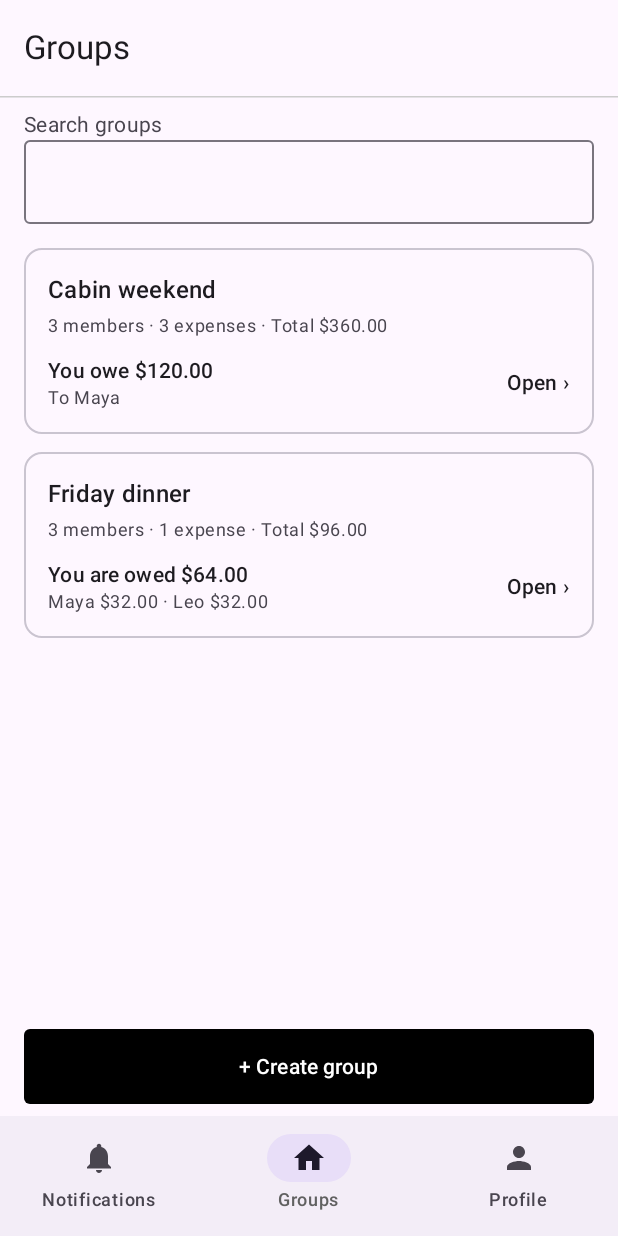
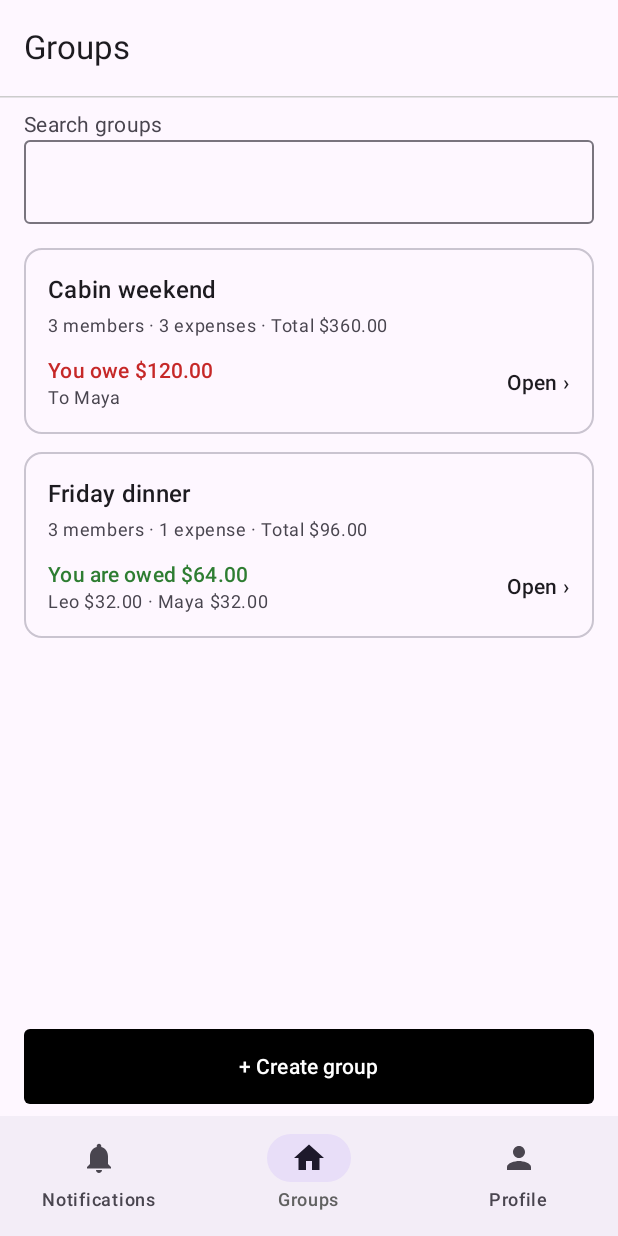
Before and after one commit to FireAxiom/MobileSoftwarePaymentApp, an Android app built with Jetpack Compose: the GroupsScreen screen opened through its navigation route, on a phone screen of 412 x 824 dp. Run offline under Robolectric (Android 15) with nearby library versions, the phone set to English and light mode, and no system bars.

Commit message:
expense and payment features updated and tested + debtcalculation logic + unit tests

```diff
--- a/app/src/main/java/com/example/myapplication/data/AppViewModel.kt
+++ b/app/src/main/java/com/example/myapplication/data/AppViewModel.kt
@@ -6,7 +6,6 @@ import androidx.compose.runtime.mutableStateMapOf
 import androidx.compose.runtime.mutableStateOf
 import androidx.compose.runtime.setValue
 import androidx.lifecycle.ViewModel
-import kotlin.math.abs
 
 /**
  * The app's single source of data. For now it is a FAKE backend: everything lives in memory
@@ -51,7 +50,7 @@ class AppViewModel : ViewModel() {
     fun paymentsIn(groupId: String): List<Payment> = payments.filter { it.groupId == groupId }
     fun invite(id: String): Invite? = invites.find { it.id == id }
     fun sentInvitesFor(groupId: String): List<SentInvite> = sentInvites.filter { it.groupId == groupId }
-    fun groupTotal(groupId: String): Double = expensesIn(groupId).sumOf { it.amount }
+    fun groupTotal(groupId: String): Long = expensesIn(groupId).sumOf { it.amount }
 
     // ---------- Access (01–03, 25, 28) ----------
     fun logIn(email: String, password: String): Boolean = email.isNotBlank() && password.isNotBlank()
@@ -122,14 +121,14 @@ class AppViewModel : ViewModel() {
     fun addExpense(
         groupId: String,
         description: String,
-        amount: Double,
+        amount: Long,
         paidById: String,
         splitBetween: List<String>,
         note: String,
         hasReceipt: Boolean,
     ): String {
         val id = newId("e")
-        expenses.add(Expense(id, groupId, description, round2(amount), paidById, splitBetween, note, hasReceipt, today()))
+        expenses.add(Expense(id, groupId, description, amount, paidById, splitBetween, note, hasReceipt, today()))
         return id
     }
 
@@ -138,47 +137,35 @@ class AppViewModel : ViewModel() {
         if (index >= 0) expenses[index] = expense
     }
 
-    // ---------- Balances (07, 20–23) ----------
-    fun paidBy(groupId: String, userId: String): Double =
-        expensesIn(groupId).filter { it.paidById == userId }.sumOf { it.amount }
+    // ---------- Balances (07, 20–23) – the maths lives in DebtCalculation ----------
+    fun paidBy(groupId: String, userId: String): Long = DebtCalculation.paidBy(userId, expensesIn(groupId))
 
-    fun shareOf(groupId: String, userId: String): Double =
-        expensesIn(groupId).filter { userId in it.splitBetween }.sumOf { it.amount / it.splitBetween.size }
+    fun shareOf(groupId: String, userId: String): Long = DebtCalculation.shareOf(userId, expensesIn(groupId))
 
     /** Positive = others owe this person. Negative = this person owes others. */
-    fun netBalance(groupId: String, userId: String): Double {
-        val sent = paymentsIn(groupId).filter { it.fromId == userId }.sumOf { it.amount }
-        val received = paymentsIn(groupId).filter { it.toId == userId }.sumOf { it.amount }
-        return round2(paidBy(groupId, userId) - shareOf(groupId, userId) + sent - received)
+    fun netBalance(groupId: String, userId: String): Long =
+        DebtCalculation.netBalance(userId, expensesIn(groupId), paymentsIn(groupId))
+
+    fun myNet(groupId: String): Long = netBalance(groupId, ME)
+
+    /** Who should pay whom in this group – the transaction list. */
+    fun debts(groupId: String): List<Debt> {
+        val group = group(groupId) ?: return emptyList()
+        return DebtCalculation.settleUp(DebtCalculation.netBalances(group.memberIds, expensesIn(groupId), paymentsIn(groupId)))
     }
 
-    fun myNet(groupId: String): Double = netBalance(groupId, ME)
+    /** The most I can pay [toId] in this group: paying more than this is not allowed. */
+    fun outstanding(groupId: String, toId: String): Long = DebtCalculation.outstanding(debts(groupId), ME, toId)
 
-    /** Who should pay whom: biggest debtor pays biggest creditor, repeat. */
-    fun debts(groupId: String): List<Debt> {
-        val group = group(groupId) ?: return emptyList()
-        val people = (group.memberIds + expensesIn(groupId).flatMap { it.splitBetween + it.paidById }).distinct()
-        val balance = people.associateWith { netBalance(groupId, it) }.toMutableMap()
-        val result = mutableListOf<Debt>()
-        while (true) {
-            val (debtor, owes) = balance.minByOrNull { it.value }?.toPair() ?: break
-            val (creditor, owed) = balance.maxByOrNull { it.value }?.toPair() ?: break
-            if (owes > -0.005 || owed < 0.005) break
-            val amount = round2(minOf(-owes, owed))
-            result += Debt(debtor, creditor, amount)
-            balance[debtor] = round2(owes + amount)
-            balance[creditor] = round2(owed - amount)
-        }
-        return result
-    }
-
-    fun recordPayment(groupId: String, toId: String, amount: Double): String {
+    /** Records my payment to [toId]. Returns null (and records nothing) if it is zero or more than I owe. */
+    fun recordPayment(groupId: String, toId: String, amount: Long): String? {
+        if (!DebtCalculation.isValidPayment(amount, outstanding(groupId, toId))) return null
         val id = newId("p")
-        payments.add(Payment(id, groupId, ME, toId, round2(amount), today()))
+        payments.add(Payment(id, groupId, ME, toId, amount, today()))
         return id
     }
 
-    fun allSettled(): Boolean = groups.all { abs(myNet(it.id)) < 0.005 }
+    fun allSettled(): Boolean = groups.all { myNet(it.id) == 0L }
 
     // ---------- Offline (shared behavior) ----------
     fun setConnection(online: Boolean) {
--- /dev/null
+++ b/app/src/main/java/com/example/myapplication/data/DebtCalculation.kt
@@ -0,0 +1,80 @@
+package com.example.myapplication.data
+
+/**
+ * Who owes whom in one group. Pure functions, no state – AppViewModel passes in the group's
+ * expenses and payments and shows the result.
+ *
+ * All amounts are whole cents (Long), so every sum is exact: $90.00 is 9000.
+ *
+ * The algorithm, per group:
+ *  1. Net balance per person = paid − share + payments sent − payments received.
+ *     Positive = others owe them, negative = they owe others. All nets add up to 0.
+ *  2. Settle up: the biggest debtor pays the biggest creditor min(debt, credit). Repeat until
+ *     everyone is at 0. This gives at most (people − 1) transactions.
+ *  3. Debts are never stored. After every payment the list is simply calculated again, so a
+ *     partial payment shrinks a debt and a full payment removes it.
+ *
+ * Ties and leftover cents are resolved by user ID (sorted), so the result never depends on
+ * names, list order or the device.
+ */
+object DebtCalculation {
+
+    /**
+     * Splits [amount] equally between [people]. Leftover cents go one each to the lowest user IDs,
+     * so the parts always add up to exactly [amount]: $100.00 / 3 → 33.34 + 33.33 + 33.33.
+     */
+    fun split(amount: Long, people: List<String>): Map<String, Long> {
+        val ids = people.distinct().sorted()
+        if (ids.isEmpty()) return emptyMap()
+        val base = amount / ids.size
+        val leftover = amount % ids.size
+        return ids.withIndex().associate { (index, id) -> id to base + if (index < leftover) 1 else 0 }
+    }
+
+    /** Total that [userId] paid for expenses. */
+    fun paidBy(userId: String, expenses: List<Expense>): Long =
+        expenses.filter { it.paidById == userId }.sumOf { it.amount }
+
+    /** [userId]'s part of all expenses they are split into. */
+    fun shareOf(userId: String, expenses: List<Expense>): Long =
+        expenses.sumOf { split(it.amount, it.splitBetween)[userId] ?: 0L }
+
+    /** Positive = others owe this person. Negative = this person owes others. */
+    fun netBalance(userId: String, expenses: List<Expense>, payments: List<Payment>): Long {
+        val sent = payments.filter { it.fromId == userId }.sumOf { it.amount }
+        val received = payments.filter { it.toId == userId }.sumOf { it.amount }
+        return paidBy(userId, expenses) - shareOf(userId, expenses) + sent - received
+    }
+
+    /** Net balance of everyone involved: [members] plus anyone who appears in an expense or payment. */
+    fun netBalances(members: List<String>, expenses: List<Expense>, payments: List<Payment>): Map<String, Long> {
+        val people = members +
+            expenses.flatMap { it.splitBetween + it.paidById } +
+            payments.flatMap { listOf(it.fromId, it.toId) }
+        return people.distinct().sorted().associateWith { netBalance(it, expenses, payments) }
+    }
+
+    /** Step 2: turns net balances into the shortest clear list of "X pays Y amount". */
+    fun settleUp(balances: Map<String, Long>): List<Debt> {
+        // Sorted by user ID: on a tie, minBy/maxBy pick the first one, i.e. the lowest ID.
+        val remaining = balances.toSortedMap()
+        val result = mutableListOf<Debt>()
+        while (true) {
+            val (debtor, owes) = remaining.entries.minByOrNull { it.value }?.toPair() ?: break
+            val (creditor, owed) = remaining.entries.maxByOrNull { it.value }?.toPair() ?: break
+            if (owes >= 0 || owed <= 0) break
+            val amount = minOf(-owes, owed)
+            result += Debt(debtor, creditor, amount)
+            remaining[debtor] = owes + amount
+            remaining[creditor] = owed - amount
+        }
+        return result
+    }
+
+    /** How much [fromId] still has to pay [toId] – the most they can pay without overpaying. */
+    fun outstanding(debts: List<Debt>, fromId: String, toId: String): Long =
+        debts.find { it.fromId == fromId && it.toId == toId }?.amount ?: 0L
+
+    /** Full payment = exactly [outstanding]; partial = less. Zero, negative or overpaying is rejected. */
+    fun isValidPayment(amount: Long, outstanding: Long): Boolean = amount in 1..outstanding
+}
--- a/app/src/main/java/com/example/myapplication/data/Format.kt
+++ b/app/src/main/java/com/example/myapplication/data/Format.kt
@@ -4,26 +4,48 @@ import java.text.SimpleDateFormat
 import java.util.Date
 import java.util.Locale
 import kotlin.math.abs
-import kotlin.math.roundToLong
 
-fun money(amount: Double): String = String.format(Locale.US, "$%.2f", amount)
+/** Cents → "$90.00" (negative: "-$5.00"). */
+fun money(cents: Long): String {
+    val sign = if (cents < 0) "-" else ""
+    val c = abs(cents)
+    return String.format(Locale.US, "%s$%d.%02d", sign, c / 100, c % 100)
+}
 
-fun round2(value: Double): Double = (value * 100).roundToLong() / 100.0
+/** Cents → "90.00", for pre-filling input fields. */
+fun plainAmount(cents: Long): String = String.format(Locale.US, "%d.%02d", cents / 100, cents % 100)
+
+/**
+ * User input → cents. Accepts "12", "12.5", "12,50". Returns null for anything else,
+ * including more than 2 decimals, so the amount on screen is exactly what gets saved.
+ */
+fun parseCents(text: String): Long? {
+    val match = Regex("""^(\d{1,7})(?:[.,](\d{0,2}))?$""").matchEntire(text.trim()) ?: return null
+    val (whole, decimals) = match.destructured
+    return whole.toLong() * 100 + decimals.padEnd(2, '0').toLong()
+}
+
+/** "$30.00 each", or "$33.33–$33.34 each" when the cents don't split evenly. */
+fun perPersonText(amount: Long, people: Int): String {
+    if (people <= 0) return ""
+    val low = amount / people
+    return if (amount % people == 0L) "${money(low)} each" else "${money(low)}–${money(low + 1)} each"
+}
 
 fun today(): String = SimpleDateFormat("MMM d, yyyy", Locale.US).format(Date())
 
 fun timeNow(): String = SimpleDateFormat("h:mm a", Locale.US).format(Date())
 
 /** "You owe $30.00" / "You are owed $64.00" / "Settled up" */
-fun balanceText(net: Double): String = when {
-    net < -0.005 -> "You owe ${money(abs(net))}"
-    net > 0.005 -> "You are owed ${money(net)}"
+fun balanceText(net: Long): String = when {
+    net < 0 -> "You owe ${money(abs(net))}"
+    net > 0 -> "You are owed ${money(net)}"
     else -> "Settled up"
 }
 
 /** "Owes $30.00" / "Owed $60.00" / "Settled" */
-fun netText(net: Double): String = when {
-    net < -0.005 -> "Owes ${money(abs(net))}"
-    net > 0.005 -> "Owed ${money(net)}"
+fun netText(net: Long): String = when {
+    net < 0 -> "Owes ${money(abs(net))}"
+    net > 0 -> "Owed ${money(net)}"
     else -> "Settled"
 }
--- a/app/src/main/java/com/example/myapplication/data/Models.kt
+++ b/app/src/main/java/com/example/myapplication/data/Models.kt
@@ -17,7 +17,7 @@ data class Expense(
     val id: String,
     val groupId: String,
     val description: String,
-    val amount: Double,
+    val amount: Long, // cents: $90.00 = 9000
     val paidById: String,
     val splitBetween: List<String>, // split equally between these people
     val note: String = "",
@@ -31,12 +31,12 @@ data class Payment(
     val groupId: String,
     val fromId: String,
     val toId: String,
-    val amount: Double,
+    val amount: Long, // cents
     val date: String,
 )
 
-/** "fromId owes toId this amount" – calculated, never stored. */
-data class Debt(val fromId: String, val toId: String, val amount: Double)
+/** "fromId owes toId this amount" (cents) – calculated by DebtCalculation, never stored. */
+data class Debt(val fromId: String, val toId: String, val amount: Long)
 
 /** An invitation someone sent to me (shown in Notifications, screen 10). */
 data class Invite(
--- a/app/src/main/java/com/example/myapplication/ui/balances/PaymentRecordedScreen.kt
+++ b/app/src/main/java/com/example/myapplication/ui/balances/PaymentRecordedScreen.kt
@@ -12,13 +12,13 @@ import androidx.compose.ui.Modifier
 import androidx.compose.ui.tooling.preview.Preview
 import androidx.compose.ui.unit.dp
 import com.example.myapplication.data.AppViewModel
-import com.example.myapplication.data.ME
 import com.example.myapplication.data.money
 import com.example.myapplication.ui.components.AppScreen
 import com.example.myapplication.ui.components.LabelValue
 import com.example.myapplication.ui.components.MissingScreen
 import com.example.myapplication.ui.components.PrimaryButton
 import com.example.myapplication.ui.components.SectionTitle
+import com.example.myapplication.ui.theme.balanceColor
 
 /** 23 Payment recorded (after a partial payment). Done → 07 Individual group. */
 @Composable
@@ -28,7 +28,7 @@ fun PaymentRecordedScreen(vm: AppViewModel, paymentId: String, onDone: () -> Uni
         MissingScreen(onDone)
         return
     }
-    val stillToPay = vm.debts(payment.groupId).find { it.fromId == ME && it.toId == payment.toId }?.amount ?: 0.0
+    val stillToPay = vm.outstanding(payment.groupId, payment.toId)
 
     AppScreen(title = "Payment recorded", onBack = onDone) {
         Icon(Icons.Default.CheckCircle, contentDescription = null, Modifier.size(56.dp), tint = MaterialTheme.colorScheme.primary)
@@ -38,7 +38,7 @@ fun PaymentRecordedScreen(vm: AppViewModel, paymentId: String, onDone: () -> Uni
         SectionTitle("Your balance is updated")
         LabelValue("Previously owed", money(stillToPay + payment.amount))
         LabelValue("Payment recorded", "−${money(payment.amount)}")
-        LabelValue("Still to pay", money(stillToPay))
+        LabelValue("Still to pay", money(stillToPay), valueColor = balanceColor(-stillToPay))
         PrimaryButton("Done — back to group", onClick = onDone)
     }
 }
--- a/app/src/main/java/com/example/myapplication/ui/components/GroupCard.kt
+++ b/app/src/main/java/com/example/myapplication/ui/components/GroupCard.kt
@@ -11,6 +11,7 @@ import androidx.compose.material3.Text
 import androidx.compose.runtime.Composable
 import androidx.compose.ui.Alignment
 import androidx.compose.ui.Modifier
+import androidx.compose.ui.graphics.Color
 import androidx.compose.ui.unit.dp
 
 /** One group in the Groups list (05). */
@@ -20,6 +21,7 @@ fun GroupCard(
     details: String,
     balance: String,
     balanceDetail: String? = null,
+    balanceColor: Color = Color.Unspecified,
     onClick: () -> Unit,
 ) {
     OutlinedCard(onClick = onClick, modifier = Modifier.fillMaxWidth()) {
@@ -34,7 +36,7 @@ fun GroupCard(
                 verticalAlignment = Alignment.CenterVertically,
             ) {
                 Column(Modifier.weight(1f)) {
-                    Text(balance, style = MaterialTheme.typography.titleSmall)
+                    Text(balance, style = MaterialTheme.typography.titleSmall, color = balanceColor)
                     if (balanceDetail != null) {
                         Text(balanceDetail, style = MaterialTheme.typography.bodySmall, color = MaterialTheme.colorScheme.onSurfaceVariant)
                     }
--- a/app/src/main/java/com/example/myapplication/ui/components/Rows.kt
+++ b/app/src/main/java/com/example/myapplication/ui/components/Rows.kt
@@ -29,10 +29,10 @@ fun SectionTitle(text: String) {
 
 /** "Label ........ Value" on one line. */
 @Composable
-fun LabelValue(label: String, value: String, modifier: Modifier = Modifier) {
+fun LabelValue(label: String, value: String, modifier: Modifier = Modifier, valueColor: Color = Color.Unspecified) {
     Row(modifier.fillMaxWidth(), horizontalArrangement = Arrangement.SpaceBetween) {
         Text(label, color = MaterialTheme.colorScheme.onSurfaceVariant)
-        Text(value)
+        Text(value, color = valueColor)
     }
 }
 
--- a/app/src/main/java/com/example/myapplication/ui/expenses/ExpenseDetailsScreen.kt
+++ b/app/src/main/java/com/example/myapplication/ui/expenses/ExpenseDetailsScreen.kt
@@ -20,6 +20,7 @@ import androidx.compose.ui.Modifier
 import androidx.compose.ui.tooling.preview.Preview
 import androidx.compose.ui.unit.dp
 import com.example.myapplication.data.AppViewModel
+import com.example.myapplication.data.DebtCalculation
 import com.example.myapplication.data.money
 import com.example.myapplication.ui.components.AppScreen
 import com.example.myapplication.ui.components.ClickableRow
@@ -43,7 +44,7 @@ fun ExpenseDetailsScreen(
         return
     }
     var showReceipt by remember { mutableStateOf(false) }
-    val share = expense.amount / expense.splitBetween.size
+    val shares = DebtCalculation.split(expense.amount, expense.splitBetween)
 
     AppScreen(
         title = expense.description,
@@ -62,7 +63,7 @@ fun ExpenseDetailsScreen(
 
         SectionTitle("Split equally")
         expense.splitBetween.forEach {
-            ClickableRow(vm.fullName(it), trailing = money(share))
+            ClickableRow(vm.fullName(it), trailing = money(shares[it] ?: 0L))
             HorizontalDivider()
         }
 
--- a/app/src/main/java/com/example/myapplication/ui/groups/EditGroupScreen.kt
+++ b/app/src/main/java/com/example/myapplication/ui/groups/EditGroupScreen.kt
@@ -29,7 +29,6 @@ import com.example.myapplication.ui.components.PrimaryButton
 import com.example.myapplication.ui.components.SecondaryButton
 import com.example.myapplication.ui.components.SectionTitle
 import com.example.myapplication.ui.components.offlineState
-import kotlin.math.abs
 
 /**
  * 09 Edit group – name, description, image, members.
@@ -53,7 +52,7 @@ fun EditGroupScreen(
     var confirmDelete by remember { mutableStateOf(false) }
     val iAmAdmin = group.adminId == ME
     val myNet = vm.myNet(groupId)
-    val hasBalance = abs(myNet) >= 0.005
+    val hasBalance = myNet != 0L
 
     AppScreen(
         title = "Edit group",
--- a/app/src/main/java/com/example/myapplication/ui/groups/GroupsScreen.kt
+++ b/app/src/main/java/com/example/myapplication/ui/groups/GroupsScreen.kt
@@ -17,6 +17,7 @@ import com.example.myapplication.ui.components.AppTextField
 import com.example.myapplication.ui.components.GroupCard
 import com.example.myapplication.ui.components.PrimaryButton
 import com.example.myapplication.ui.components.offlineState
+import com.example.myapplication.ui.theme.balanceColor
 
 /** 05 Groups tab – search, select, create. */
 @Composable
@@ -45,6 +46,7 @@ fun GroupsScreen(
                 details = "$members member${if (members == 1) "" else "s"} · " +
                         "$count expense${if (count == 1) "" else "s"} · Total ${money(vm.groupTotal(group.id))}",
                 balance = balanceText(vm.myNet(group.id)),
+                balanceColor = balanceColor(vm.myNet(group.id)),
                 balanceDetail = balanceDetail(vm, group.id),
             ) { onOpenGroup(group.id) }
         }
--- a/app/src/main/java/com/example/myapplication/ui/notifications/InviteSheet.kt
+++ b/app/src/main/java/com/example/myapplication/ui/notifications/InviteSheet.kt
@@ -27,7 +27,7 @@ fun InviteSheet(vm: AppViewModel, invite: Invite, onClose: () -> Unit) {
         Text(invite.groupName, style = MaterialTheme.typography.titleLarge)
         Text("${vm.user(invite.fromUserId).name} invited you to join.")
         LabelValue("Members", invite.memberIds.joinToString { vm.firstName(it) })
-        LabelValue("Your starting balance", money(0.0))
+        LabelValue("Your starting balance", money(0L))
         Text(invite.description, style = MaterialTheme.typography.bodySmall)
         PrimaryButton("Accept invitation") {
             vm.acceptInvite(invite.id) // the group now appears in 05 Groups
--- a/app/src/main/java/com/example/myapplication/ui/theme/Color.kt
+++ b/app/src/main/java/com/example/myapplication/ui/theme/Color.kt
@@ -1,5 +1,7 @@
 package com.example.myapplication.ui.theme
 
+import androidx.compose.foundation.isSystemInDarkTheme
+import androidx.compose.runtime.Composable
 import androidx.compose.ui.graphics.Color
 
 val Purple80 = Color(0xFFD0BCFF)
@@ -9,3 +11,23 @@ val Pink80 = Color(0xFFEFB8C8)
 val Purple40 = Color(0xFF6650a4)
 val PurpleGrey40 = Color(0xFF625b71)
 val Pink40 = Color(0xFF7D5260)
+
+// Balance colors: red = you owe, green = you are owed. Lighter shades for dark mode.
+val OweRed = Color(0xFFC62828)
+val OwedGreen = Color(0xFF2E7D32)
+val OweRedDark = Color(0xFFEF9A9A)
+val OwedGreenDark = Color(0xFFA5D6A7)
+
+/**
+ * Text color for a balance in cents: red when negative (owe), green when positive (owed),
+ * the normal text color when settled. Always pair it with words ("You owe …") – never color alone.
+ */
+@Composable
+fun balanceColor(net: Long): Color {
+    val dark = isSystemInDarkTheme()
+    return when {
+        net < 0 -> if (dark) OweRedDark else OweRed
+        net > 0 -> if (dark) OwedGreenDark else OwedGreen
+        else -> Color.Unspecified
+    }
+}
```
Also changed, not shown: app/src/main/java/com/example/myapplication/data/SampleData.kt (+5 -5 lines), app/src/main/java/com/example/myapplication/ui/balances/BalancesScreen.kt (+8 -2 lines), app/src/main/java/com/example/myapplication/ui/balances/PaymentScreen.kt (+8 -7 lines), app/src/main/java/com/example/myapplication/ui/expenses/ExpenseFormScreen.kt (+4 -3 lines), app/src/main/java/com/example/myapplication/ui/expenses/ExpenseOverlays.kt (+15 -13 lines), app/src/main/java/com/example/myapplication/ui/groups/GroupScreen.kt (+11 -4 lines), 1 other file.
